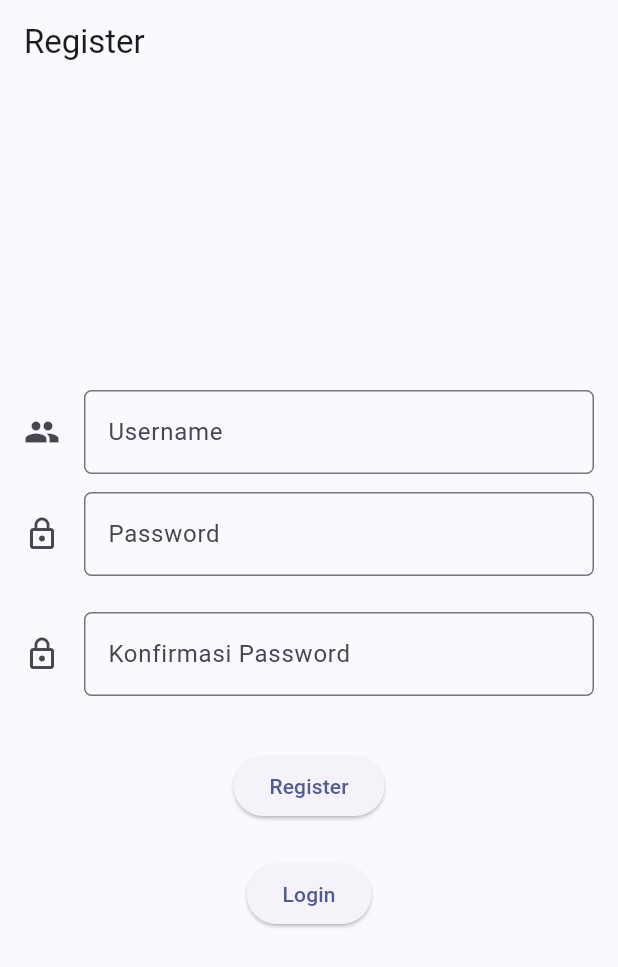
After one commit to yhogaa/FragranceGate, a Flutter app: the screen it shows after launch, after a tap on "Register", on a phone screen of 412 x 824 dp. The commit adds this screen. Shown: the top 967 px of the screen. Run offline on Flutter 3.47's test engine with Material 2 defaults, Android fonts, the phone set to English and light mode, and no system bars; missing offline and left inert: pbp_django_auth; network calls fail.

Commit message:
tugas done readme not done

```diff
--- a/lib/main.dart
+++ b/lib/main.dart
@@ -1,38 +1,34 @@
 import 'package:flutter/material.dart';
+import 'package:inventory_flutter/screens/login.dart';
 import 'package:inventory_flutter/screens/menu.dart';
+import 'package:pbp_django_auth/pbp_django_auth.dart';
+import 'package:provider/provider.dart';
 
 void main() {
   runApp(const MyApp());
 }
 
 class MyApp extends StatelessWidget {
-  const MyApp({super.key});
+    const MyApp({Key? key}) : super(key: key);
 
-  // This widget is the root of your application.
     @override
     Widget build(BuildContext context) {
-    return MaterialApp(
+      return Provider(
+          create: (_) {
+              CookieRequest request = CookieRequest();
+              return request;
+          },
+          child: MaterialApp(
               title: 'Fragrance Gate',
               theme: ThemeData(
-        // This is the theme of your application.
-        //
-        // TRY THIS: Try running your application with "flutter run". You'll see
-        // the application has a blue toolbar. Then, without quitting the app,
-        // try changing the seedColor in the colorScheme below to Colors.green
-        // and then invoke "hot reload" (save your changes or press the "hot
-        // reload" button in a Flutter-supported IDE, or press "r" if you used
-        // the command line to start the app).
-        //
-        // Notice that the counter didn't reset back to zero; the application
-        // state is not lost during the reload. To reset the state, use hot
-        // restart instead.
-        //
-        // This works for code too, not just values: Most code changes can be
-        // tested with just a hot reload.
                 colorScheme: ColorScheme.fromSeed(seedColor: Colors.indigo),
                 useMaterial3: true,
               ),
-      home: MyHomePage(),
+              home: const LoginPage(),
+              routes: {
+                    "/login": (BuildContext context) => const LoginPage(),
+                },
+              ),
           );
       }
 }
--- /dev/null
+++ b/lib/screens/login.dart
@@ -0,0 +1,125 @@
+import 'package:inventory_flutter/screens/menu.dart';
+import 'package:flutter/material.dart';
+import 'package:inventory_flutter/screens/register.dart';
+import 'package:pbp_django_auth/pbp_django_auth.dart';
+import 'package:provider/provider.dart';
+
+void main() {
+    runApp(const LoginApp());
+}
+
+class LoginApp extends StatelessWidget {
+const LoginApp({super.key});
+
+@override
+Widget build(BuildContext context) {
+    return MaterialApp(
+        title: 'Login',
+        theme: ThemeData(
+            primarySwatch: Colors.blue,
+    ),
+    home: const LoginPage(),
+    );
+    }
+}
+
+class LoginPage extends StatefulWidget {
+    const LoginPage({super.key});
+
+    @override
+    _LoginPageState createState() => _LoginPageState();
+}
+
+class _LoginPageState extends State<LoginPage> {
+    final TextEditingController _usernameController = TextEditingController();
+    final TextEditingController _passwordController = TextEditingController();
+
+    @override
+    Widget build(BuildContext context) {
+        final request = context.watch<CookieRequest>();
+        return Scaffold(
+            appBar: AppBar(
+                title: const Text('Login'),
+            ),
+            body: Container(
+                padding: const EdgeInsets.all(16.0),
+                child: Column(
+                    mainAxisAlignment: MainAxisAlignment.center,
+                    children: [
+                        TextField(
+                            controller: _usernameController,
+                            decoration: const InputDecoration(
+                                labelText: 'Username',
+                            ),
+                        ),
+                        const SizedBox(height: 12.0),
+                        TextField(
+                            controller: _passwordController,
+                            decoration: const InputDecoration(
+                                labelText: 'Password',
+                            ),
+                            obscureText: true,
+                        ),
+                        const SizedBox(height: 24.0),
+                        ElevatedButton(
+                            onPressed: () async {
+                                String username = _usernameController.text;
+                                String password = _passwordController.text;
+
+                                // Cek kredensial
+                                // TODO: Ganti URL dan jangan lupa tambahkan trailing slash (/) di akhir URL!
+                                // Untuk menyambungkan Android emulator dengan Django pada localhost,
+                                // gunakan URL http://10.0.2.2/
+                                final response = await request.login("https://fadrian-yhoga-tugas.pbp.cs.ui.ac.id/auth/login/", {
+                                'username': username,
+                                'password': password,
+                                });
+
+                                if (request.loggedIn) {
+                                    String message = response['message'];
+                                    String uname = response['username'];
+                                    Navigator.pushReplacement(
+                                        context,
+                                        MaterialPageRoute(builder: (context) => MyHomePage()),
+                                    );
+                                    ScaffoldMessenger.of(context)
+                                        ..hideCurrentSnackBar()
+                                        ..showSnackBar(
+                                            SnackBar(content: Text("$message Selamat datang, $uname.")));
+                                    } else {
+                                    showDialog(
+                                        context: context,
+                                        builder: (context) => AlertDialog(
+                                            title: const Text('Login Gagal'),
+                                            content:
+                                                Text(response['message']),
+                                            actions: [
+                                                TextButton(
+                                                    child: const Text('OK'),
+                                                    onPressed: () {
+                                                        Navigator.pop(context);
+                                                    },
+                                                ),
+                                            ],
+                                        ),
+                                    );
+                                }
+                            },
+                            child: const Text('Login'),
+                        ),
+                        const SizedBox(height: 24.0),
+                        ElevatedButton(
+                            onPressed: () async {
+                                Navigator.pushReplacement(
+                                    context,
+                                    MaterialPageRoute(builder: (context) => const RegisterPage()),
+                                );
+                            },
+                            child: const Text('Register'),
+                            )
+                    ],
+                ),
+            ),
+        );
+    }
+}
--- /dev/null
+++ b/lib/screens/register.dart
@@ -0,0 +1,176 @@
+import 'dart:convert' as convert;
+import 'package:pbp_django_auth/pbp_django_auth.dart';
+import 'package:inventory_flutter/screens/login.dart';
+import 'package:flutter/material.dart';
+import 'package:provider/provider.dart';
+
+class RegisterPage extends StatefulWidget {
+  const RegisterPage({Key? key}) : super(key: key);
+  static const ROUTE_NAME = '/register';
+
+  @override
+  State<RegisterPage> createState() => _RegisterPageState();
+}
+
+class _RegisterPageState extends State<RegisterPage> {
+  final _formKey = GlobalKey<FormState>();
+
+  String username = "";
+  String password = "";
+  String confirmPassword = "";
+
+  @override
+  Widget build(BuildContext context) {
+    final request = context.watch<CookieRequest>();
+    return Scaffold(
+          appBar: AppBar(
+              title: const Text('Register'),
+          ),
+          body: Container(
+              padding: const EdgeInsets.all(16.0),
+              child: Column(
+                  mainAxisAlignment: MainAxisAlignment.center,
+                  children: [
+
+                      TextFormField(
+                          decoration: InputDecoration(
+                                labelText: "Username",
+                                icon: const Icon(Icons.people),
+                                border: OutlineInputBorder(
+                                    borderRadius: BorderRadius.circular(5.0)),
+                              ),
+                              onChanged: (String? value) {
+                                setState(() {
+                                  username = value!;
+                                });
+                              },
+                              onSaved: (String? value) {
+                                setState(() {
+                                  username = value!;
+                                });
+                              },
+                              autovalidateMode:
+                                  AutovalidateMode.onUserInteraction,
+                              validator: (value) {
+                                if (value!.isEmpty) {
+                                  return 'Username tidak boleh kosong';
+                                }
+                                return null;
+                              },
+                            ),
+
+                      const SizedBox(height: 12.0),
+
+                      TextFormField(
+                          obscureText: true,
+                          decoration: InputDecoration(
+                            labelText: "Password",
+                            icon: const Icon(
+                              Icons.lock_outline,
+                            ),
+                            border: OutlineInputBorder(
+                                borderRadius: BorderRadius.circular(5.0)),
+                          ),
+                          onChanged: (String? value) {
+                            setState(() {
+                              password = value!;
+                            });
+                          },
+                          onSaved: (String? value) {
+                            setState(() {
+                              password = value!;
+                            });
+                          },
+                          autovalidateMode:
+                              AutovalidateMode.onUserInteraction,
+                          validator: (value) {
+                            if (value!.isEmpty) {
+                              return 'Password tidak boleh kosong';
+                            }
+                            return null;
+                          },
+                        ),
+
+                      const SizedBox(height: 24.0),
+
+                      TextFormField(
+                          obscureText: true,
+                          decoration: InputDecoration(
+                          labelText: "Konfirmasi Password",
+                            icon: const Icon(Icons.lock_outline),
+                            border: OutlineInputBorder(
+                                borderRadius: BorderRadius.circular(5.0)),
+                          ),
+                          onChanged: (String? value) {
+                            setState(() {
+                              confirmPassword = value!;
+                            });
+                          },
+                          onSaved: (String? value) {
+                            setState(() {
+                              confirmPassword = value!;
+                            });
+                          },
+                          autovalidateMode:
+                              AutovalidateMode.onUserInteraction,
+                          validator: (value) {
+                            if (value!.isEmpty) {
+                              return 'Password tidak boleh kosong';
+                            }
+                            return null;
+                          },
+                        ),
+
+                      const SizedBox(height: 36.0),
+
+                      ElevatedButton(
+                          onPressed: () async {
+                             if (_formKey.currentState!.validate()) {
+                                  // Submit to Django server and wait for response
+                                  final response = await request.postJson(
+                                      "https://fadrian-yhoga-tugas.pbp.cs.ui.ac.id/auth/register/",
+                                      convert.jsonEncode(<String, String>{
+                                        'username': username,
+                                        'password': password,
+                                        'confirmPassword': confirmPassword,
+                                      }));
+                                  if (response['status'] == 'Berhasil') {
+                                    ScaffoldMessenger.of(context)
+                                        .showSnackBar(const SnackBar(
+                                      content: Text(
+                                          "Akun berhasil terdaftar!"),
+                                    ));
+                                    Navigator.pushReplacement(
+                                      context,
+                                      MaterialPageRoute(
+                                          builder: (context) =>
+                                              const LoginPage()),
+                                    );
+                                  } else {
+                                    ScaffoldMessenger.of(context)
+                                        .showSnackBar(const SnackBar(
+                                      content: Text(
+                                          "Akun gagal terdaftar! Silahkan coba lagi."),
+                                    ));
+                                  }
+                                }
+
+                          },
+                          child: const Text('Register'),
+                      ),
+                      const SizedBox(height: 24.0),
+                        ElevatedButton(
+                            onPressed: () async {
+                                Navigator.pushReplacement(
+                                    context,
+                                    MaterialPageRoute(builder: (context) => const LoginPage()),
+                                );
+                            },
+                            child: const Text('Login'),
+                        )
+                  ],
+              ),
+          ),
+      );
+    }
+  }
--- a/pubspec.yaml
+++ b/pubspec.yaml
@@ -35,6 +35,9 @@
   # The following adds the Cupertino Icons font to your application.
   # Use with the CupertinoIcons class for iOS style icons.
   cupertino_icons: ^1.0.2
+  provider: ^6.1.1
+  pbp_django_auth: ^0.4.0
+  http: ^1.1.0
 
 dev_dependencies:
   flutter_test:
```
Also changed, not shown: lib/models/perfume.dart (added, +65 -0 lines), lib/screens/fragrancelist_form.dart (+36 -40 lines), lib/screens/fragrancelist_page.dart (+61 -17 lines), lib/widgets/fragrance_card.dart (+28 -3 lines), lib/widgets/left_drawer.dart (+8 -9 lines), pubspec.lock, 3 other files. Lines whose indentation alone changed are shown as unchanged.
